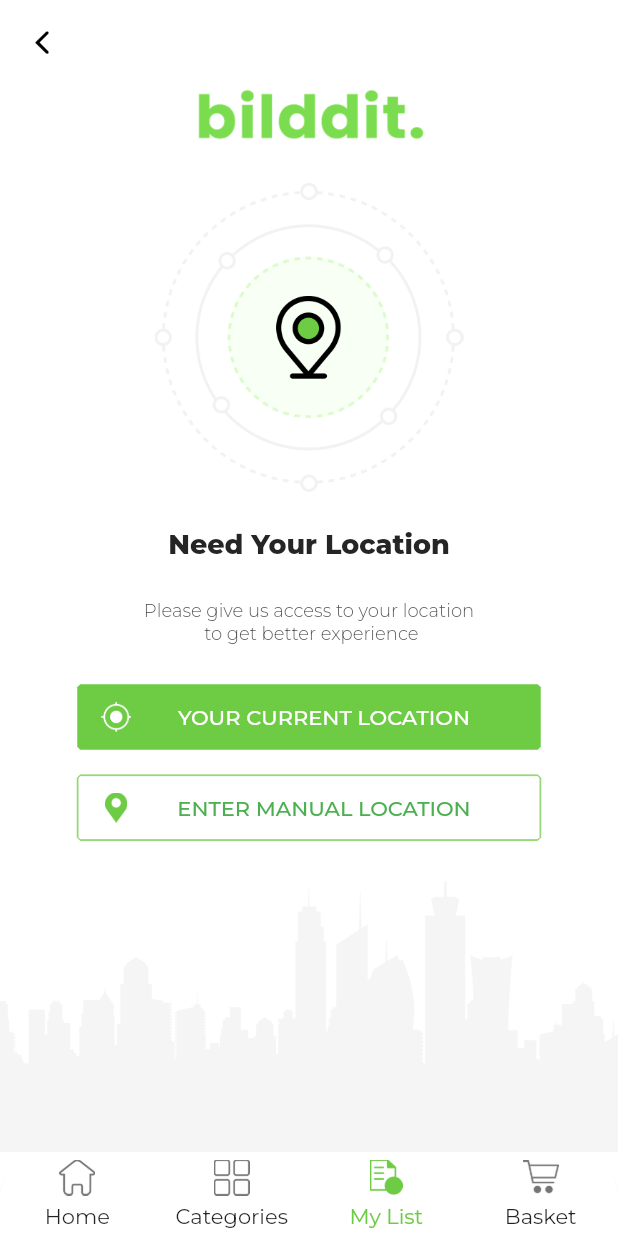
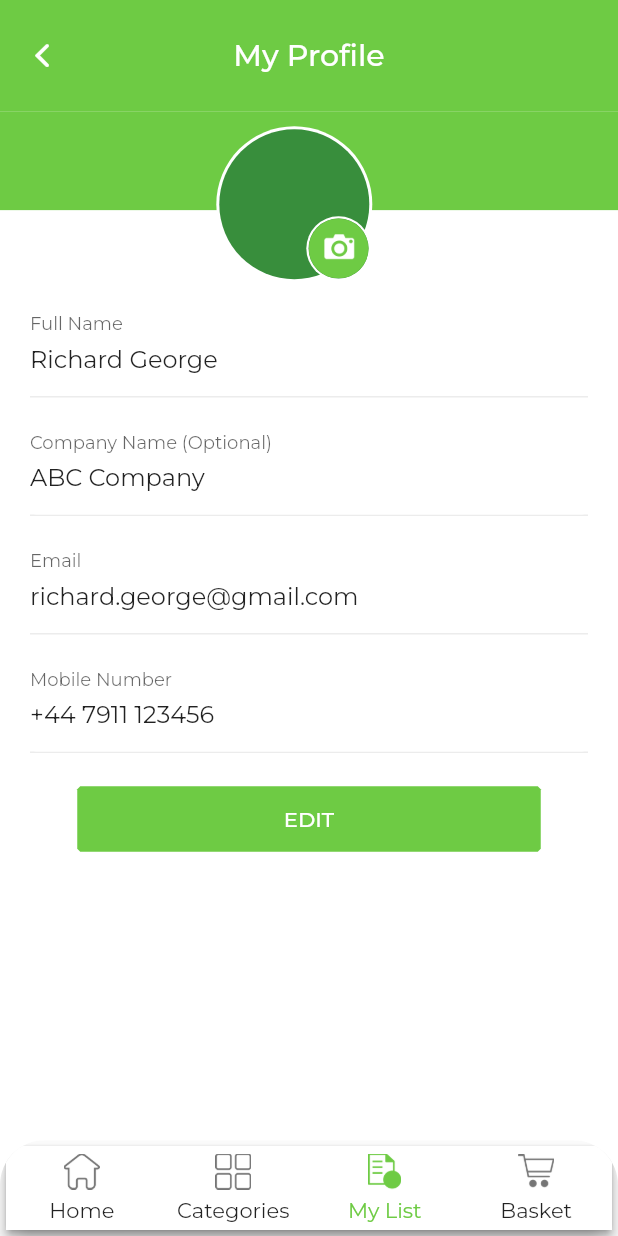
Before and after one commit to ishaque-mobikasa/trueBilddit, a Flutter app: the screen it shows after launch, item 3 of the bottom bar chosen, on a phone screen of 412 x 824 dp. Run offline on Flutter 3.47's test engine with Material 2 defaults, Android fonts, the phone set to English and light mode, and no system bars; drawn by our look-alikes of custom_navigation_bar; our stand-ins replace get, google_fonts, image_picker; key blocks and very long unbroken strings in the code were emptied for the run.

Commit message:
profile edit screen done

```diff
--- a/lib/app/routes/routes.dart
+++ b/lib/app/routes/routes.dart
@@ -7,6 +7,8 @@ import 'package:truebildit/presentation/pages/home/controller_binding/home_bindi
 import 'package:truebildit/presentation/pages/home/home_view.dart';
 import 'package:truebildit/presentation/pages/location_request/controllers_bindings/location_request_binding.dart';
 import 'package:truebildit/presentation/pages/location_request/location_request_view.dart';
+import 'package:truebildit/presentation/pages/profilew/controllers_bindings/profile_binding.dart';
+import 'package:truebildit/presentation/pages/profilew/profile_view.dart';
 import 'package:truebildit/presentation/pages/search_results/controllers_bindings/search_binding.dart';
 import 'package:truebildit/presentation/pages/search_results/search_result_view.dart';
 import 'package:truebildit/presentation/pages/sign_up/controllers_binding/sign_up_binding.dart';
@@ -21,7 +23,8 @@ class Routes {
   static const forgotPasswordView = "/forgotPasswordView";
   static const homeView = "/homeView";
   static const searchView = "/searchView";
-   static const dashBoardView = "/dashBoardView";
+  static const dashBoardView = "/dashBoardView";
+  static const profileView = "/profileView";
 }
 
 class AppPages {
@@ -53,9 +56,14 @@ class AppPages {
     GetPage(
         name: Routes.searchView,
         page: () => const SearchResultsView(),
-        binding: SearchBinding()), GetPage(
+        binding: SearchBinding()),
+    GetPage(
         name: Routes.dashBoardView,
         page: () => const DashBoardView(),
         binding: DashBoardBinding()),
+    GetPage(
+        name: Routes.profileView,
+        page: () => const ProfileView(),
+        binding: ProfileBinding()),
   ];
 }
--- a/lib/presentation/common_widgets/form_field_with_validation.dart
+++ b/lib/presentation/common_widgets/form_field_with_validation.dart
@@ -19,8 +19,10 @@ class CustomFormField extends StatelessWidget {
   final TextEditingController? controller;
   final VoidCallback? toggleVisibility;
   final AutovalidateMode? autovalidateMode;
+  final dynamic initialValue;
   const CustomFormField(
       {this.obscureText,
+      this.initialValue,
       this.margin = const EdgeInsets.symmetric(horizontal: 15),
       this.borderRadius,
       this.hintStyle = const TextStyle(color: Colors.grey),
@@ -42,6 +44,7 @@ class CustomFormField extends StatelessWidget {
           border: Border(bottom: BorderSide(color: Color(0xffECECEC)))),
       padding: padding,
       child: TextFormField(
+          initialValue: initialValue ?? "",
           autovalidateMode: autovalidateMode,
           controller: controller,
           inputFormatters: [
--- a/lib/presentation/pages/dash_board/controllers_binding/dash_board_binding.dart
+++ b/lib/presentation/pages/dash_board/controllers_binding/dash_board_binding.dart
@@ -1,11 +1,15 @@
 import 'package:get/get.dart';
 import 'package:truebildit/presentation/pages/dash_board/controllers_binding/dash_board_controller.dart';
 import 'package:truebildit/presentation/pages/home/controller_binding/home_controller.dart';
+import 'package:truebildit/presentation/pages/profilew/controllers_bindings/profile_controller.dart';
+import 'package:truebildit/presentation/pages/sign_up/controllers_binding/sign_up_controller.dart';
 
 class DashBoardBinding extends Bindings {
   @override
   void dependencies() {
     Get.lazyPut(() => HomeController());
+    Get.lazyPut(() => ProfileController());
+    Get.lazyPut(() => SignUpController());
     Get.put(DashBoardController());
   }
 }
--- a/lib/presentation/pages/dash_board/controllers_binding/dash_board_controller.dart
+++ b/lib/presentation/pages/dash_board/controllers_binding/dash_board_controller.dart
@@ -1,25 +1,37 @@
 import 'package:flutter/material.dart';
 import 'package:get/get.dart';
-import 'package:truebildit/presentation/pages/forgot_password/forgot_password_view.dart';
 import 'package:truebildit/presentation/pages/home/home_view.dart';
-import 'package:truebildit/presentation/pages/location_request/location_request_view.dart';
+import 'package:truebildit/presentation/pages/profilew/profile_view.dart';
 import 'package:truebildit/presentation/pages/search_results/search_result_view.dart';
+import 'package:truebildit/presentation/pages/sign_up/sign_up_view.dart';
 
 class DashBoardController extends GetxController {
+  final Rx<Color> _scaffoldBackground = Colors.white.withAlpha(245).obs;
   RxInt selectedIndex = 0.obs;
   List<Widget> pages = [
     const HomeView(),
-    const ForgotPasswordView(),
-    const LocationRequestView(),
+    const SignUpView(),
+    const ProfileView(),
     const SearchResultsView()
   ];
+  Color getScaffoldColor() => _scaffoldBackground.value;
 
   Widget get currentPage => pages[selectedIndex.value];
   setIndex(index) {
     if (index != selectedIndex.value) {
       selectedIndex.value = index;
+      if (index == 0 || index == 3) {
+        setWhiteBackground = Colors.white.withAlpha(245);
+      } else {
+        setWhiteBackground = Colors.white;
+      }
     } else {
       return;
     }
   }
+
+  set setWhiteBackground(Color color) {
+    _scaffoldBackground.value = color;
+    update();
+  }
 }
--- a/lib/presentation/pages/dash_board/dash_board_view.dart
+++ b/lib/presentation/pages/dash_board/dash_board_view.dart
@@ -11,9 +11,9 @@ class DashBoardView extends GetView<DashBoardController> {
   @override
   Widget build(BuildContext context) {
     return SafeArea(
-      child: Scaffold(
-        backgroundColor:
-            Theme.of(context).scaffoldBackgroundColor.withAlpha(245),
+      child: Obx(
+        () => Scaffold(
+          backgroundColor: controller.getScaffoldColor(),
           body: Obx(() => controller.currentPage),
           bottomNavigationBar: Obx(
             () => ClipRRect(
@@ -21,6 +21,8 @@ class DashBoardView extends GetView<DashBoardController> {
                 topLeft: Radius.circular(30),
                 topRight: Radius.circular(30),
               ),
+              child: Card(
+                elevation: 2,
                 child: CustomNavigationBar(
                     strokeColor: AppPaintings.themeGreenColor,
                     selectedColor: AppPaintings.themeGreenColor,
@@ -28,7 +30,6 @@ class DashBoardView extends GetView<DashBoardController> {
                       controller.setIndex(index);
                     },
                     currentIndex: controller.selectedIndex.value,
-                elevation: 10,
                     items: [
                       CustomNavigationBarItem(
                           selectedTitle: Text(
@@ -37,8 +38,8 @@ class DashBoardView extends GetView<DashBoardController> {
                                 color: AppPaintings.themeGreenColor,
                                 overflow: TextOverflow.ellipsis),
                           ),
-                      selectedIcon:
-                          ImageIcon(AssetImage(AssetStrings.homeIconSelected)),
+                          selectedIcon: ImageIcon(
+                              AssetImage(AssetStrings.homeIconSelected)),
                           icon: ImageIcon(
                               AssetImage(AssetStrings.homeIconUnSelected)),
                           title: const Text(
@@ -67,9 +68,10 @@ class DashBoardView extends GetView<DashBoardController> {
                                 color: AppPaintings.themeGreenColor,
                                 overflow: TextOverflow.ellipsis),
                           ),
-                      selectedIcon:
-                          ImageIcon(AssetImage(AssetStrings.myListSelected)),
-                      icon: ImageIcon(AssetImage(AssetStrings.myListSelected)),
+                          selectedIcon: ImageIcon(
+                              AssetImage(AssetStrings.myListSelected)),
+                          icon: ImageIcon(
+                              AssetImage(AssetStrings.myListSelected)),
                           title: const Text(
                             "My List",
                             style: TextStyle(overflow: TextOverflow.ellipsis),
@@ -77,9 +79,11 @@ class DashBoardView extends GetView<DashBoardController> {
                       CustomNavigationBarItem(
                           selectedTitle: Text(
                             "Basket",
-                        style: TextStyle(color: AppPaintings.themeGreenColor),
+                            style:
+                                TextStyle(color: AppPaintings.themeGreenColor),
                           ),
-                      icon: ImageIcon(AssetImage(AssetStrings.basketSelected)),
+                          icon: ImageIcon(
+                              AssetImage(AssetStrings.basketSelected)),
                           title: const Text(
                             "Basket",
                             overflow: TextOverflow.ellipsis,
@@ -88,6 +92,8 @@ class DashBoardView extends GetView<DashBoardController> {
               ),
             ),
           ),
+        ),
+      ),
     );
   }
 }
--- /dev/null
+++ b/lib/presentation/pages/profilew/controllers_bindings/profile_binding.dart
@@ -0,0 +1,9 @@
+import 'package:get/get.dart';
+import 'package:truebildit/presentation/pages/profilew/controllers_bindings/profile_controller.dart';
+
+class ProfileBinding extends Bindings {
+  @override
+  void dependencies() {
+    Get.lazyPut(() => ProfileController());
+  }
+}
--- /dev/null
+++ b/lib/presentation/pages/profilew/controllers_bindings/profile_controller.dart
@@ -0,0 +1,32 @@
+import 'dart:io';
+
+import 'package:get/get.dart';
+import 'package:image_picker/image_picker.dart';
+import 'package:truebildit/app/utility_functions/place_holder_image.dart';
+import 'package:truebildit/app/utility_functions/utilities.dart';
+
+class ProfileController extends GetxController {
+  Rx<XFile>? image;
+  RxString pickedImage = ''.obs;
+  RxBool isPrivacyAccepted = false.obs;
+  onImagePickButtonClick() async {
+    XFile? imageFile =
+        await ImagePicker().pickImage(source: ImageSource.gallery);
+    if (imageFile == null) {
+      return;
+    } else {
+      pickedImage.value =
+          await UtilityFunctions.imageStringFromFile(File(imageFile.path));
+    }
+  }
+
+  @override
+  void onInit() async {
+    pickedImage.value = placeHolder;
+    super.onInit();
+  }
+
+  onPrivacyToggler(bool value) {
+    isPrivacyAccepted.value = !isPrivacyAccepted.value;
+  }
+}
--- /dev/null
+++ b/lib/presentation/pages/profilew/profile_view.dart
@@ -0,0 +1,124 @@
+import 'dart:convert';
+import 'dart:developer';
+
+import 'package:flutter/cupertino.dart';
+import 'package:flutter/material.dart';
+import 'package:get/get.dart';
+import 'package:truebildit/app/utils/app_paintings.dart';
+import 'package:truebildit/app/utils/strings.dart';
+import 'package:truebildit/presentation/common_widgets/form_field_with_validation.dart';
+import 'package:truebildit/presentation/common_widgets/long_button.dart';
+import 'package:truebildit/presentation/pages/profilew/controllers_bindings/profile_controller.dart';
+
+class ProfileView extends GetView<ProfileController> {
+  const ProfileView({super.key});
+
+  @override
+  Widget build(BuildContext context) {
+    return SafeArea(
+      child: Material(
+        color: Colors.white,
+        child: Stack(
+          children: [
+            SingleChildScrollView(
+              physics: const NeverScrollableScrollPhysics(),
+              child: SizedBox(
+                height: Get.height * 0.9,
+                child: Column(
+                  children: [
+                    AppBar(
+                      toolbarHeight: Get.height * 0.09,
+                      title: const Text("My Profile"),
+                      leading: IconButton(
+                          onPressed: () {},
+                          icon: Icon(
+                            CupertinoIcons.back,
+                            color: AppPaintings.kWhite,
+                          )),
+                      centerTitle: true,
+                      backgroundColor: AppPaintings.themeGreenColor,
+                      elevation: 0,
+                    ),
+                    Container(
+                      color: AppPaintings.themeGreenColor,
+                      height: Get.height * 0.08,
+                    ),
+                    SizedBox(
+                      height: Get.height * 0.08,
+                    ),
+                    const CustomFormField(
+                        margin:
+                            EdgeInsets.only(left: 20, right: 20, bottom: 20),
+                        initialValue: "Richard George",
+                        hintText: "Full Name",
+                        type: FieldType.normalInputField),
+                    const CustomFormField(
+                        margin:
+                            EdgeInsets.only(left: 20, right: 20, bottom: 20),
+                        initialValue: "ABC Company",
+                        hintText: "Company Name (Optional)",
+                        type: FieldType.normalInputField),
+                    const CustomFormField(
+                        margin:
+                            EdgeInsets.only(left: 20, right: 20, bottom: 20),
+                        initialValue: "richard.george@gmail.com",
+                        hintText: "Email",
+                        type: FieldType.normalInputField),
+                    const CustomFormField(
+                        margin:
+                            EdgeInsets.only(left: 20, right: 20, bottom: 20),
+                        initialValue: "+44 7911 123456",
+                        hintText: "Mobile Number",
+                        type: FieldType.normalInputField),
+                    LongButton(
+                      buttonType: ButtonType.elevatedButton,
+                      buttonText: "EDIT",
+                      onPressed: () => log("Edit Button Pressed"),
+                    )
+                  ],
+                ),
+              ),
+            ),
+            Positioned(
+              top: Get.height * 0.09,
+              left: Get.width * 0.35,
+              child: Container(
+                padding: const EdgeInsets.only(top: 10),
+                constraints: BoxConstraints(maxHeight: Get.height * 0.2),
+                child: GestureDetector(
+                  onTap: controller.onImagePickButtonClick,
+                  child: Stack(
+                    children: [
+                      Obx(
+                        () => CircleAvatar(
+                          radius: 52,
+                          backgroundColor: Colors.white,
+                          child: CircleAvatar(
+                              radius: 50,
+                              backgroundImage: MemoryImage(const Base64Decoder()
+                                  .convert(controller.pickedImage.value))),
+                        ),
+                      ),
+                      Positioned(
+                          bottom: 1,
+                          right: 1,
+                          child: CircleAvatar(
+                            radius: 21.5,
+                            backgroundColor: AppPaintings.kWhite,
+                            child: CircleAvatar(
+                              radius: 20,
+                              backgroundImage:
+                                  AssetImage(AssetStrings.cameraImage),
+                            ),
+                          ))
+                    ],
+                  ),
+                ),
+              ),
+            ),
+          ],
+        ),
+      ),
+    );
+  }
+}
--- a/pubspec.yaml
+++ b/pubspec.yaml
@@ -28,12 +28,12 @@ environment:
 # the latest version available on pub.dev. To see which dependencies have newer
 # versions available, run `flutter pub outdated`.
 dependencies:
-
   cupertino_icons: ^1.0.2
   custom_navigation_bar: ^0.8.2
   dio: ^5.0.1
   flutter:
     sdk: flutter
+  flutter_slidable: ^2.0.0
   font_awesome_flutter: ^10.4.0
   get: ^4.6.5
   google_fonts: ^4.0.3
```
Also changed, not shown: pubspec.lock. Lines whose indentation alone changed are shown as unchanged.
